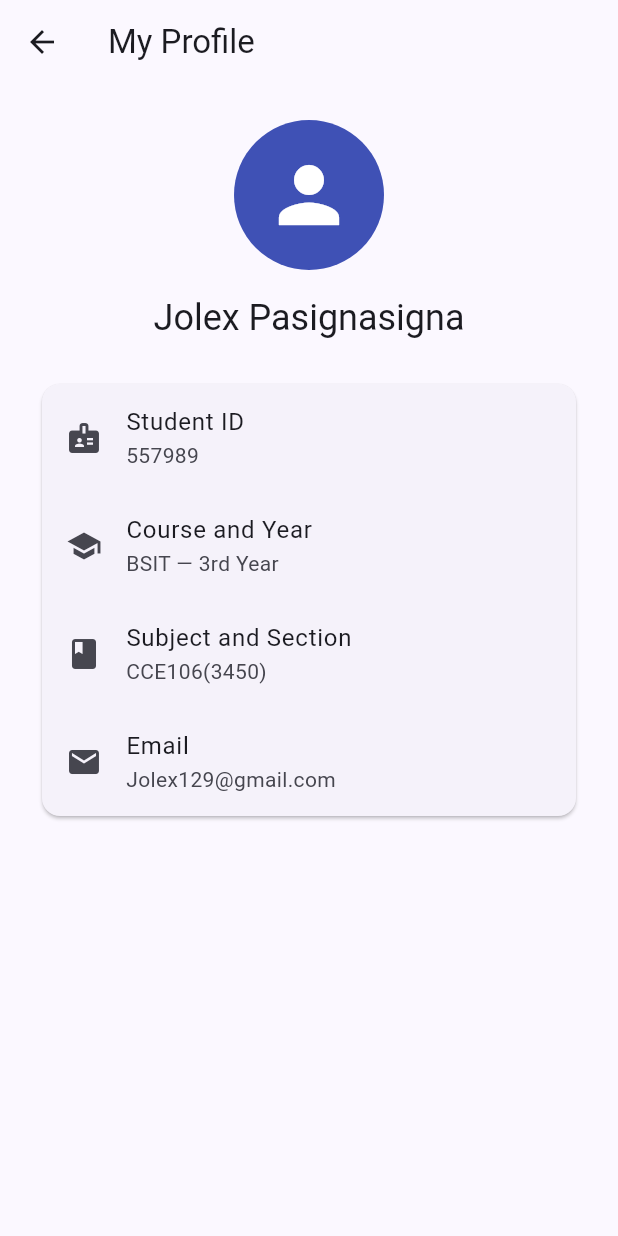
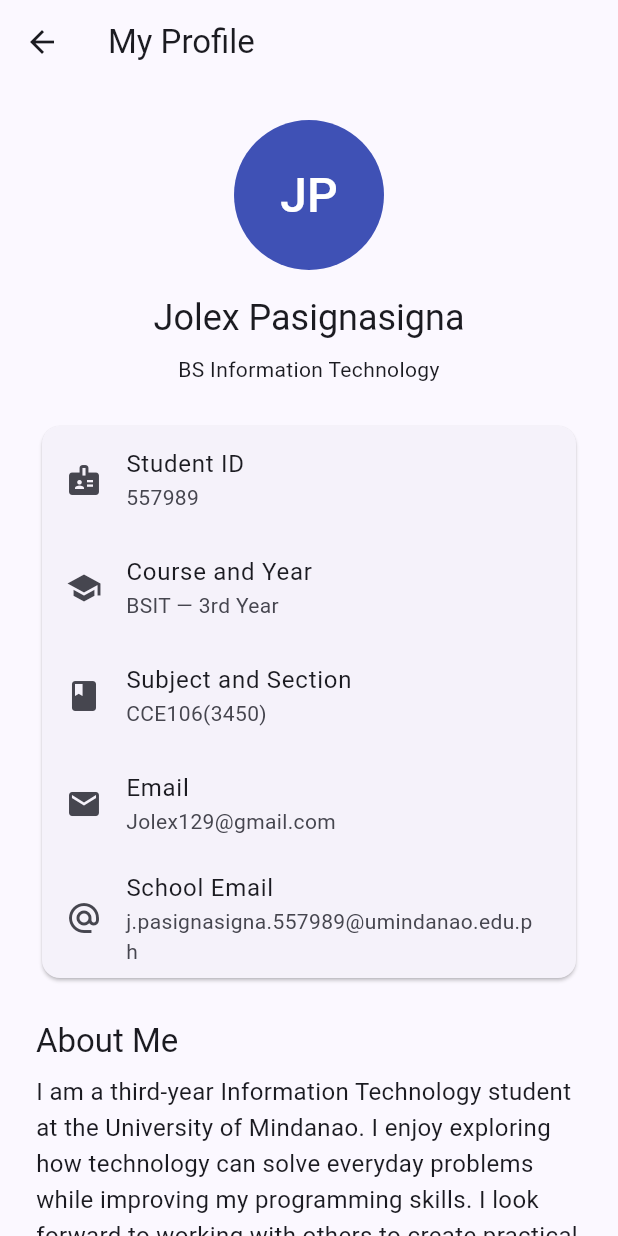
Before and after one commit to saltylex/Room5activity, a Flutter app: the ProfilePage screen opened directly, on a phone screen of 412 x 824 dp. Run offline on Flutter 3.47's test engine with Material 3 defaults, Android fonts, the phone set to English and light mode, and no system bars; missing offline and left inert: dart:js_interop.

Commit message:
Personalize student profile and social account links

```diff
--- a/lib/home_page.dart
+++ b/lib/home_page.dart
@@ -53,7 +53,7 @@ class HomePage extends StatelessWidget {
               ListTile(
                 leading: Icon(Icons.share),
                 title: Text('Social Media'),
-                subtitle: Text('View your sample social accounts.'),
+                subtitle: Text('Connect through my social profiles.'),
               ),
             ],
           ),
--- /dev/null
+++ b/lib/profile_link_stub.dart
@@ -0,0 +1,2 @@
+// Native builds provide Copy link through the shared SnackBar.
+void openProfileLink(String url) {}
--- a/lib/profile_page.dart
+++ b/lib/profile_page.dart
@@ -1,4 +1,6 @@
 import 'package:flutter/material.dart';
+
+import 'profile_link.dart';
 
 class ProfilePage extends StatelessWidget {
   const ProfilePage({super.key});
@@ -12,7 +14,10 @@ class ProfilePage extends StatelessWidget {
           child: CircleAvatar(
             radius: 50,
             backgroundColor: Colors.indigo,
-            child: Icon(Icons.person, size: 60, color: Colors.white),
+            child: Text(
+              'JP',
+              style: TextStyle(fontSize: 32, color: Colors.white),
+            ),
           ),
         ),
         const SizedBox(height: 16),
@@ -21,6 +26,8 @@ class ProfilePage extends StatelessWidget {
           textAlign: TextAlign.center,
           style: Theme.of(context).textTheme.headlineSmall,
         ),
+        const SizedBox(height: 8),
+        const Text('BS Information Technology', textAlign: TextAlign.center),
         const SizedBox(height: 24),
         const Card(
           child: Column(
@@ -45,8 +52,52 @@ class ProfilePage extends StatelessWidget {
                 title: Text('Email'),
                 subtitle: Text('Jolex129@gmail.com'),
               ),
+              ListTile(
+                leading: Icon(Icons.alternate_email),
+                title: Text('School Email'),
+                subtitle: Text('j.pasignasigna.557989@umindanao.edu.ph'),
+              ),
             ],
           ),
+        ),
+        const SizedBox(height: 24),
+        Text('About Me', style: Theme.of(context).textTheme.titleLarge),
+        const SizedBox(height: 8),
+        const Text(
+          'I am a third-year Information Technology student at the '
+          'University of Mindanao. I enjoy exploring how technology '
+          'can solve everyday problems while improving my programming '
+          'skills. I look forward to working with others to create '
+          'practical and useful applications.',
+          style: TextStyle(fontSize: 16, height: 1.5),
+        ),
+        const SizedBox(height: 24),
+        Text('Hobbies', style: Theme.of(context).textTheme.titleLarge),
+        const SizedBox(height: 8),
+        const Wrap(
+          spacing: 8,
+          runSpacing: 8,
+          children: [
+            Chip(avatar: Icon(Icons.gamepad, size: 18), label: Text('Gaming')),
+            Chip(
+              avatar: Icon(Icons.motorcycle, size: 18),
+              label: Text('Riding'),
+            ),
+            Chip(
+              avatar: Icon(Icons.headphones, size: 18),
+              label: Text('Listening to music'),
+            ),
+          ],
+        ),
+        const SizedBox(height: 16),
+        OutlinedButton.icon(
+          onPressed: () => showProfileLink(
+            context,
+            'GitHub: saltylex/student_profile_app',
+            'https://github.com/saltylex/student_profile_app',
+          ),
+          icon: const Icon(Icons.code),
+          label: const Text('Student Profile Repository'),
         ),
       ],
     ),
```
Also changed, not shown: lib/profile_link.dart (added, +31 -0 lines), lib/profile_link_web.dart (added, +8 -0 lines), lib/social_media_page.dart (+26 -18 lines), 9 other files.
